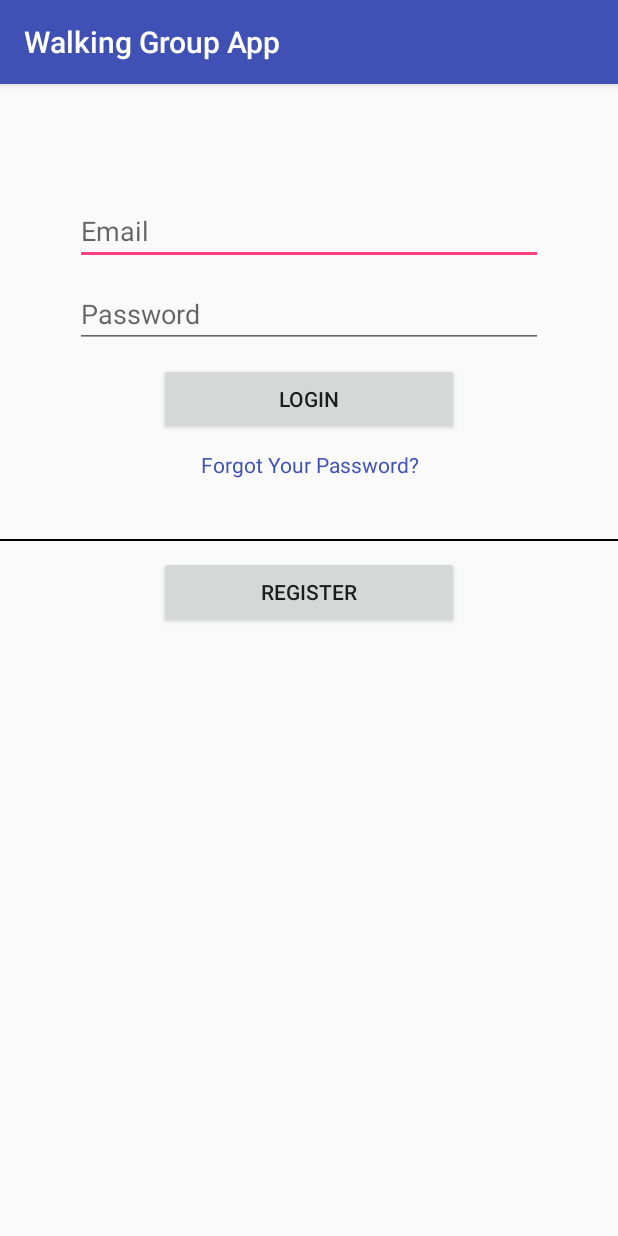
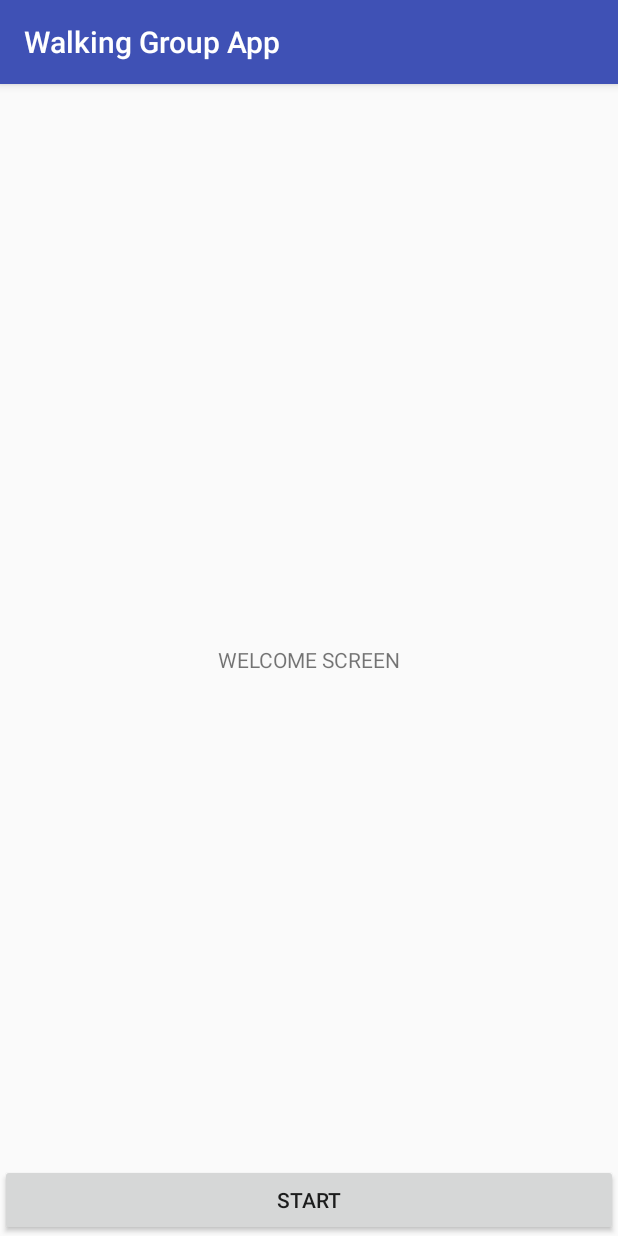
Before and after one commit to AnmolGrewal/Walking-School-Bus-App, an Android app: the screen it shows after launch (LoginActivity before the commit, WelcomeActivity after it), on a phone screen of 412 x 824 dp. Run offline under Robolectric (Android 15) with nearby library versions, the phone set to English and light mode, and no system bars.

Commit message:
Welcome Screen
Rough Layout for welcome screen and a button for navigating
to the Login screen.

```diff
--- a/app/src/main/AndroidManifest.xml
+++ b/app/src/main/AndroidManifest.xml
@@ -12,6 +12,8 @@
         <activity android:name=".MainActivity">
         </activity>
         <activity android:name=".LoginActivity">
+        </activity>
+        <activity android:name=".WelcomeActivity">
             <intent-filter>
                 <action android:name="android.intent.action.MAIN" />
 
--- a/app/src/main/java/com/cmpt276/project/walkinggroupapp/LoginActivity.java
+++ b/app/src/main/java/com/cmpt276/project/walkinggroupapp/LoginActivity.java
@@ -58,7 +58,7 @@ public class LoginActivity extends AppCompatActivity {
             @Override
             public void onClick(View v) {
                 //go to ForgotPassword Activity
-                Toast.makeText(LoginActivity.this,"click succes",Toast.LENGTH_SHORT).show();
+                //Toast.makeText(LoginActivity.this,"click succes",Toast.LENGTH_SHORT).show();
             }
         });
 
--- /dev/null
+++ b/app/src/main/java/com/cmpt276/project/walkinggroupapp/WelcomeActivity.java
@@ -0,0 +1,29 @@
+package com.cmpt276.project.walkinggroupapp;
+
+import android.content.Intent;
+import android.support.v7.app.AppCompatActivity;
+import android.os.Bundle;
+import android.view.View;
+import android.widget.Button;
+
+public class WelcomeActivity extends AppCompatActivity {
+
+    private Button mStartButton;
+
+    @Override
+    protected void onCreate(Bundle savedInstanceState) {
+        super.onCreate(savedInstanceState);
+        setContentView(R.layout.activity_welcome);
+
+
+        mStartButton = findViewById(R.id.gerry_Start_Button_welcome);
+        mStartButton.setOnClickListener(new View.OnClickListener() {
+            @Override
+            public void onClick(View v) {
+                //go to Login Activity
+                Intent intent = new Intent(WelcomeActivity.this, LoginActivity.class);
+                startActivity(intent);
+            }
+        });
+    }
+}
--- /dev/null
+++ b/app/src/main/res/layout/activity_welcome.xml
@@ -0,0 +1,35 @@
+<?xml version="1.0" encoding="utf-8"?>
+<android.support.constraint.ConstraintLayout xmlns:android="http://schemas.android.com/apk/res/android"
+    xmlns:app="http://schemas.android.com/apk/res-auto"
+    xmlns:tools="http://schemas.android.com/tools"
+    android:layout_width="match_parent"
+    android:layout_height="match_parent"
+    tools:context="com.cmpt276.project.walkinggroupapp.WelcomeActivity">
+    <LinearLayout
+        android:layout_width="match_parent"
+        android:layout_height="match_parent"
+        android:orientation="vertical"
+        android:gravity="center">
+        <TextView
+            android:id="@+id/textView"
+            android:layout_width="match_parent"
+            android:layout_height="wrap_content"
+            android:text="@string/gerry_welcome_screen_welcome"
+            android:gravity="center"/>
+    </LinearLayout>
+
+
+
+    <LinearLayout
+        android:layout_width="match_parent"
+        android:layout_height="match_parent"
+        android:orientation="vertical"
+        android:gravity="bottom">
+
+        <Button
+            android:id="@+id/gerry_Start_Button_welcome"
+            android:layout_width="match_parent"
+            android:layout_height="wrap_content"
+            android:text="@string/gerry_start_welcome" />
+    </LinearLayout>
+</android.support.constraint.ConstraintLayout>
--- a/app/src/main/res/values/strings.xml
+++ b/app/src/main/res/values/strings.xml
@@ -5,4 +5,6 @@
     <string name="gerry_forgot_password_login">Forgot Your Password?</string>
     <string name="gerry_login_login">Login</string>
     <string name="gerry_register_login">Register</string>
+    <string name="gerry_start_welcome">Start</string>
+    <string name="gerry_welcome_screen_welcome">WELCOME SCREEN</string>
 </resources>
```
